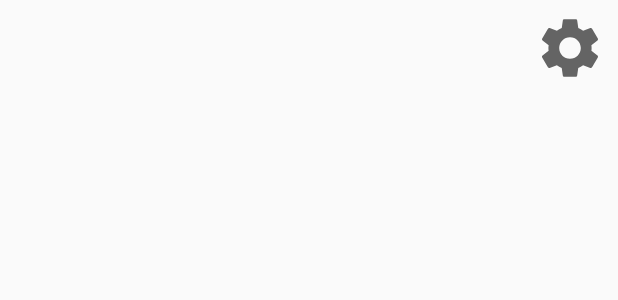
After one commit to OptimistQAQ/EdibleFlowers, an Android app: the layout fragment_mine.xml on its own in the app's theme, with its tools: preview values and no code run, on a phone screen of 412 x 824 dp. The commit adds this screen. Shown: the top 300 px of the screen. Run offline under Robolectric (Android 15) with nearby library versions, the phone set to English and light mode, and no system bars; Roboto replaces fonts that are not available here.

Commit message:
update fragment

```diff
--- /dev/null
+++ b/app/src/main/res/layout/fragment_mine.xml
@@ -0,0 +1,30 @@
+<?xml version="1.0" encoding="utf-8"?>
+<android.support.constraint.ConstraintLayout
+    android:layout_width="match_parent"
+    android:layout_height="match_parent"
+    xmlns:android="http://schemas.android.com/apk/res/android"
+    xmlns:app="http://schemas.android.com/apk/res-auto">
+
+    <LinearLayout
+        android:layout_width="match_parent"
+        android:layout_height="64dp"
+        android:orientation="horizontal"
+        app:layout_constraintEnd_toEndOf="parent"
+        app:layout_constraintStart_toStartOf="parent"
+        app:layout_constraintTop_toTopOf="parent">
+
+        <Space
+            android:layout_width="0dp"
+            android:layout_height="wrap_content"
+            android:layout_weight="1" />
+
+        <ImageButton
+            android:id="@+id/mine_settings"
+            android:layout_width="64dp"
+            android:layout_height="64dp"
+            android:background="#00000000"
+            android:src="@drawable/ic_settings_black_48dp" />
+
+    </LinearLayout>
+
+</android.support.constraint.ConstraintLayout>
--- /dev/null
+++ b/app/src/main/res/layout/fragment_zixun.xml
@@ -0,0 +1,6 @@
+<?xml version="1.0" encoding="utf-8"?>
+<android.support.constraint.ConstraintLayout
+    xmlns:android="http://schemas.android.com/apk/res/android" android:layout_width="match_parent"
+    android:layout_height="match_parent">
+
+</android.support.constraint.ConstraintLayout>
```
Also changed, not shown: app/src/main/java/com/example/edibleflowers/fragment/HomeFragment.java (+24 -0 lines), app/src/main/java/com/example/edibleflowers/fragment/MineFragment.java (+46 -1 lines), app/src/main/java/com/example/edibleflowers/fragment/ZiXunFragment.java (+23 -0 lines), app/src/main/res/layout/fragment_home.xml (added, +7 -0 lines).
